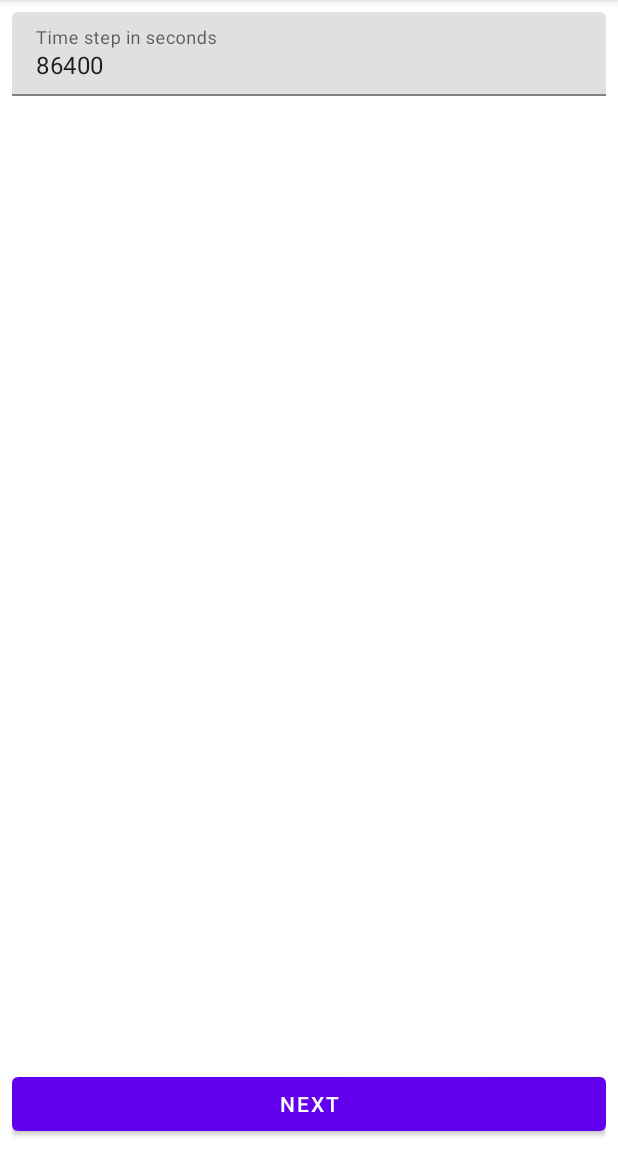
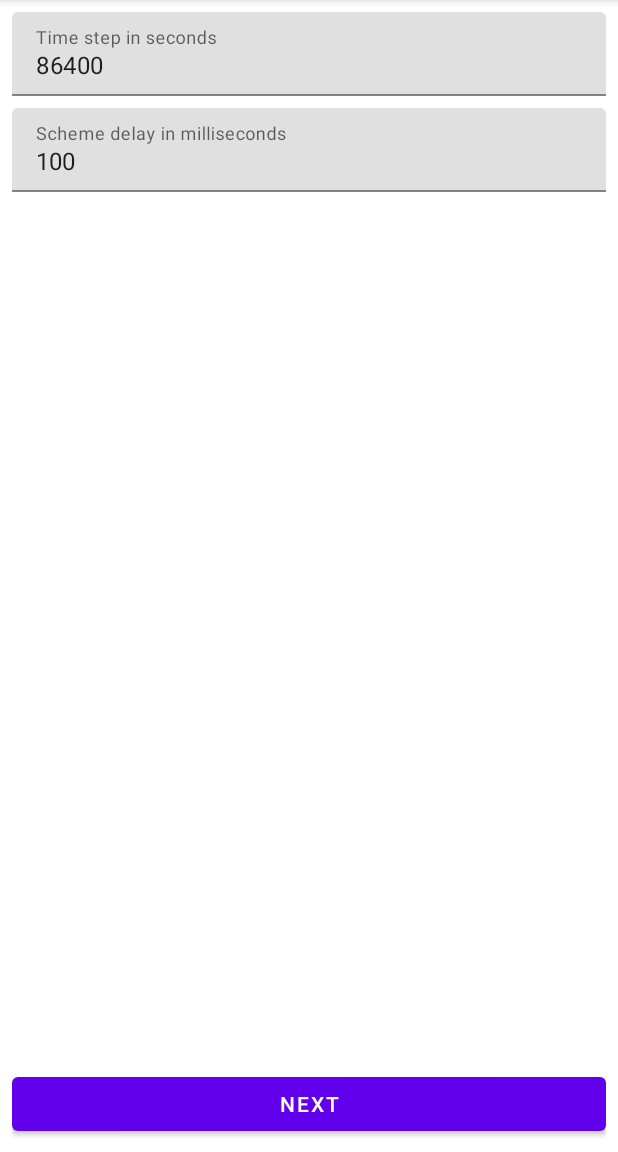
Before and after one commit to DortanMors/math-modelling-android, an Android app: the fragment SchemeSetupFragment placed in its activity, on a phone screen of 412 x 824 dp, the part 84-1236 px from its top. Run offline under Robolectric (Android 15) with nearby library versions, the phone set to English and light mode, and no system bars.

Commit message:
delay on sampling screen implementation

```diff
--- a/app/src/main/java/com/ssau/sunsystem/Defaults.kt
+++ b/app/src/main/java/com/ssau/sunsystem/Defaults.kt
@@ -3,9 +3,7 @@ package com.ssau.sunsystem
 
 import android.graphics.Color
 import com.ssau.sunsystem.ui.screen.planets.CustomizedPlanet
-import com.ssau.sunsystemlib.entity.SpaceBody
 import com.ssau.sunsystemlib.method.Euler
-import com.ssau.sunsystemlib.util.Vector3d
 
 object Defaults {
     const val ARROW_WIDTH: Float = 2f
@@ -14,7 +12,9 @@ object Defaults {
     const val PLANET_TEXT_SIZE: Float = 12f
     const val DEFAULT_RADIUS: Float = 10f // todo желательно вычислять на основе массы
     const val METERS_PER_PIXEL: Float = 5E8f // todo вычислять масштаб
-    const val DEFAULT_TIMESTEP: Long = 60 * 60 * 24 // todo в параметр
+    const val DEFAULT_TIMESTEP: Long = 60 * 60 * 24
+    const val DEFAULT_DELAY: Long = 100
+
     val scheme = Euler // стартовая схема
     val planetsUi: List<CustomizedPlanet> = listOf(
         CustomizedPlanet( // Светило
--- a/app/src/main/java/com/ssau/sunsystem/ui/sampling/SchemeSetupFragment.kt
+++ b/app/src/main/java/com/ssau/sunsystem/ui/sampling/SchemeSetupFragment.kt
@@ -19,18 +19,35 @@ class SchemeSetupFragment : Fragment(R.layout.fragment_scheme_setup) {
     private val timeStepEditText: TextInputEditText?
         get() = view?.findViewById(R.id.time_step)
 
+    private val delayEditText: TextInputEditText?
+        get() = view?.findViewById(R.id.delay)
+
     override fun onViewCreated(view: View, savedInstanceState: Bundle?) {
         super.onViewCreated(view, savedInstanceState)
         timeStepEditText?.setText(viewModel.timeStep.toString())
+        delayEditText?.setText(viewModel.delay.toString())
         view.findViewById<Button>(R.id.next).setOnClickListener {
+            var isError = false
+
             try {
                 viewModel.timeStep = timeStepEditText?.text.toString().toLong()
+            } catch (e: NumberFormatException) {
+                timeStepEditText?.error = getString(R.string.must_be_number)
+                isError = true
+            }
+
+            try {
+                viewModel.delay = delayEditText?.text.toString().toLong()
+            } catch (e: NumberFormatException) {
+                delayEditText?.error = getString(R.string.must_be_number)
+                isError = true
+            }
+
+            if (!isError) {
                 parentFragmentManager.beginTransaction()
                     .replace(R.id.container, PlanetSystemFragment.newInstance())
                     .addToBackStack(PlanetSystemFragment.tag)
                     .commit()
-            } catch (e: NumberFormatException) {
-                timeStepEditText?.error = getString(R.string.must_be_number)
             }
         }
     }
--- a/app/src/main/java/com/ssau/sunsystem/ui/viewmodel/MainViewModel.kt
+++ b/app/src/main/java/com/ssau/sunsystem/ui/viewmodel/MainViewModel.kt
@@ -4,7 +4,6 @@ import android.graphics.Color
 import androidx.lifecycle.ViewModel
 import com.ssau.sunsystem.Defaults
 import com.ssau.sunsystem.Defaults.DEFAULT_TIMESTEP
-import com.ssau.sunsystem.R
 import com.ssau.sunsystem.ui.model.ApproximationMethod
 import com.ssau.sunsystem.ui.screen.planets.CustomizedPlanet
 import com.ssau.sunsystem.util.mapToScheme
@@ -30,6 +29,13 @@ class MainViewModel : ViewModel() {
         set(value) {
             field = value.also {
                 workspace?.timeStep = it
+            }
+        }
+
+    var delay: Long = Defaults.DEFAULT_DELAY
+        set(value) {
+            field = value.also {
+                workspace?.delay = it
             }
         }
 
--- a/app/src/main/res/layout/fragment_scheme_setup.xml
+++ b/app/src/main/res/layout/fragment_scheme_setup.xml
@@ -8,6 +8,7 @@
     >
 
     <com.google.android.material.textfield.TextInputLayout
+        android:id="@+id/time_step_layout"
         android:layout_width="0dp"
         android:layout_height="wrap_content"
         android:hint="@string/scheme_time_step"
@@ -18,6 +19,23 @@
 
         <com.google.android.material.textfield.TextInputEditText
             android:id="@+id/time_step"
+            android:layout_width="match_parent"
+            android:layout_height="wrap_content"/>
+
+    </com.google.android.material.textfield.TextInputLayout>
+
+    <com.google.android.material.textfield.TextInputLayout
+        android:layout_width="0dp"
+        android:layout_height="wrap_content"
+        android:hint="@string/scheme_delay"
+        android:layout_marginTop="8dp"
+        app:layout_constraintStart_toStartOf="parent"
+        app:layout_constraintEnd_toEndOf="parent"
+        app:layout_constraintTop_toBottomOf="@id/time_step_layout"
+        >
+
+        <com.google.android.material.textfield.TextInputEditText
+            android:id="@+id/delay"
             android:layout_width="match_parent"
             android:layout_height="wrap_content"/>
 
--- a/app/src/main/res/values/strings.xml
+++ b/app/src/main/res/values/strings.xml
@@ -36,6 +36,7 @@
     <string name="planet_velocity">Planet velocity</string>
 
     <string name="scheme_time_step">Time step in seconds</string>
+    <string name="scheme_delay">Scheme delay in milliseconds</string>
 
     <string name="must_be_number">Please input number</string>
 
--- a/sun-system-lib/src/main/java/com/ssau/sunsystemlib/core/Constants.kt
+++ b/sun-system-lib/src/main/java/com/ssau/sunsystemlib/core/Constants.kt
@@ -3,5 +3,4 @@ package com.ssau.sunsystemlib.core
 object Constants {
     const val SUN_MASS: Double = 1.989e30
     const val G: Double = 6.67430E-11
-    const val DEFAULT_DELAY: Long = 100
 }
--- a/sun-system-lib/src/main/java/com/ssau/sunsystemlib/core/interfaces/Workspace.kt
+++ b/sun-system-lib/src/main/java/com/ssau/sunsystemlib/core/interfaces/Workspace.kt
@@ -4,6 +4,7 @@ import com.ssau.sunsystemlib.entity.SystemState
 import kotlinx.coroutines.flow.Flow
 
 interface Workspace {
+    var delay: Long
     var timeStep: Long
     val bodiesState: Flow<SystemState>
     var scheme: Scheme
```
Also changed, not shown: sun-system-lib/src/main/java/com/ssau/sunsystemlib/core/WorkspaceImpl.kt (+4 -4 lines).
